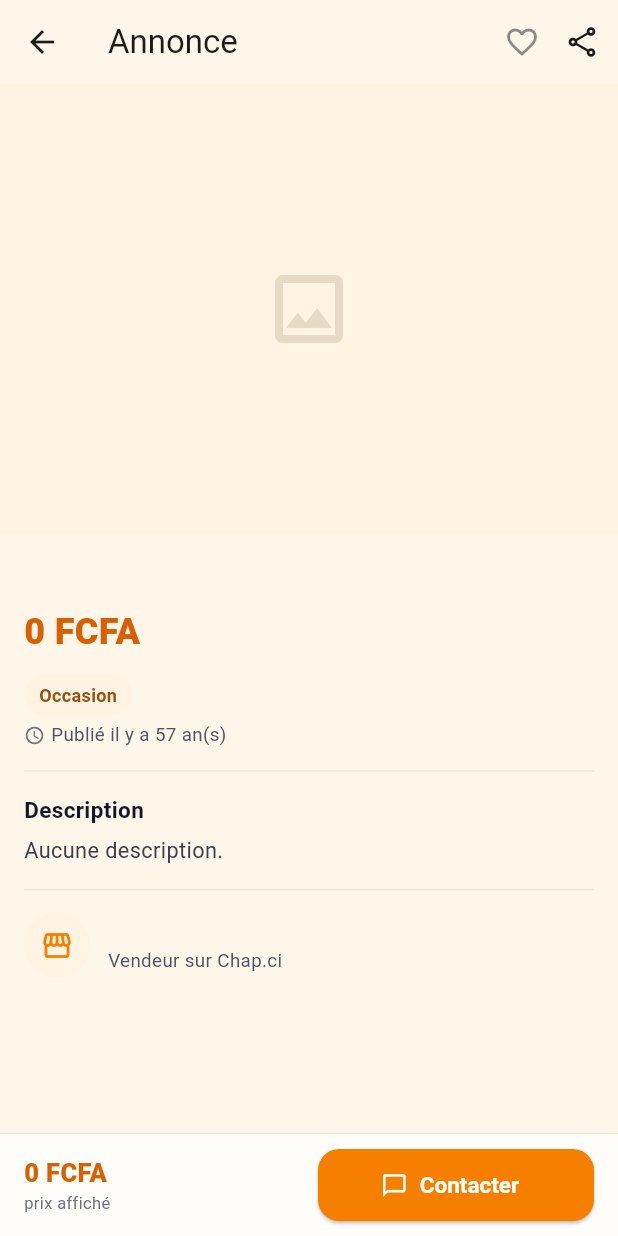
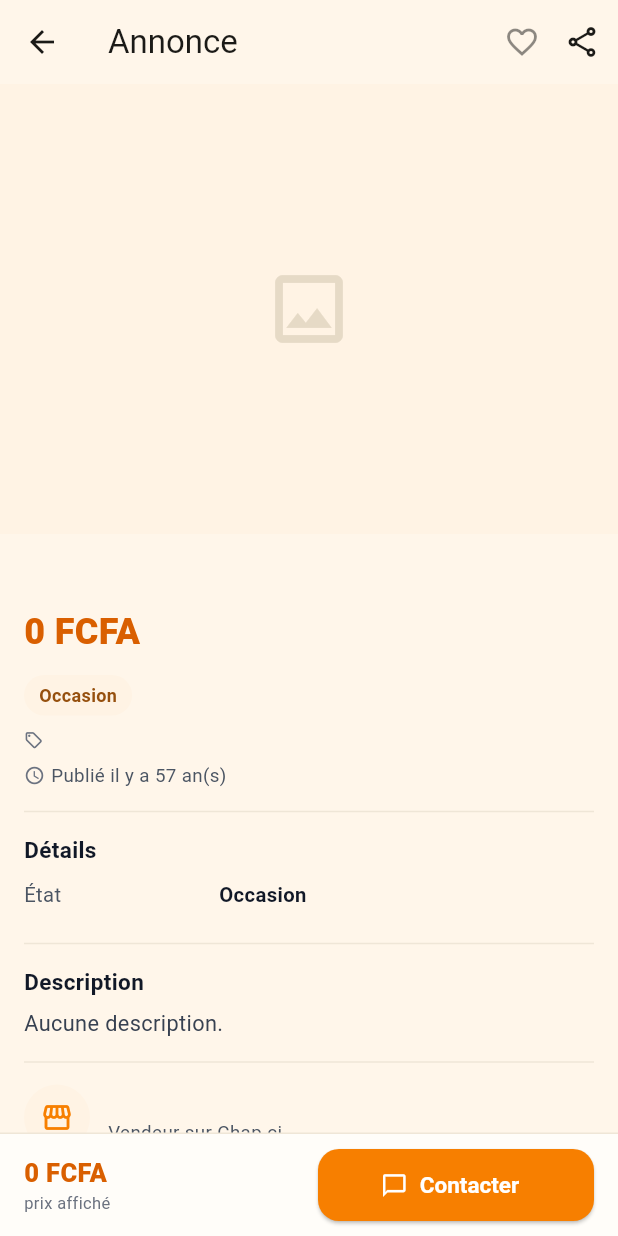
Before and after one commit to Williamszika/Chap.ci, a Flutter app: the ListingDetailScreen screen opened directly with empty values, on a phone screen of 412 x 824 dp. Run offline on Flutter 3.47's test engine with Material 3 defaults, Android fonts, the phone set to English and light mode, and no system bars; our stand-ins replace geolocator, image_picker, qr_flutter, share_plus, shared_preferences; accounts and stored records are empty; network calls fail.

Commit message:
Fiche d'annonce : afficher tout le détail, comme le site
Le Patron a comparé l'app au site : la fiche de l'app ne montrait que titre,
prix et description, alors que le site liste tous les attributs (État, Pour,
Taille, Marque, Livraison…). « Voir en grand », c'était ça.

- Le modèle Listing porte désormais `attributes` (les réponses du formulaire,
  déjà renvoyées par le serveur dans listing_out, mais ignorées jusqu'ici).
- La fiche gagne une section « Détails » construite comme sur le site
  (ListingDetail.tsx) : l'État d'abord, puis chaque champ du schéma qui a une
  réponse, étiqueté par son libellé (Pour, Marque, Pointures…), les éventuels
  champs restants d'anciens formulaires (hors variantes couleur), puis
  Livraison. Le schéma de la sous-catégorie donne les libellés — même source
  que le formulaire de publication.
- En prime : le fil d'Ariane « Catégorie · Sous-catégorie » et le nombre de
  vues, sous le prix.

Deux tests ajoutés : étiquetage par le schéma (Chaussures → Pour, Marque), et
le repli sûr pour un attribut hors schéma.

Co-Authored-By: Claude Opus 4.8 <noreply@anthropic.com>
Claude-Session: https://claude.ai/code/session_016afBC3axiNMzY6uoJrGgLp

```diff
--- a/flutter_app/lib/api/models.dart
+++ b/flutter_app/lib/api/models.dart
@@ -31,6 +31,11 @@ class Listing {
   final bool sold;
   final int views;
 
+  /// Les réponses du formulaire de publication, clé de champ → valeur (texte,
+  /// liste pour un choix multiple, booléen pour une bascule). Sert à afficher
+  /// le détail « État · Taille · Marque… » comme sur le site. Vide si absent.
+  final Map<String, dynamic> attributes;
+
   const Listing({
     required this.id,
     required this.title,
@@ -53,6 +58,7 @@ class Listing {
     this.hidden = false,
     this.sold = false,
     this.views = 0,
+    this.attributes = const {},
   });
 
   /// Le prix à afficher : le promo s'il est actif, sinon le prix normal.
@@ -92,6 +98,9 @@ class Listing {
       hidden: j['hidden'] == true,
       sold: j['sold'] == true,
       views: (j['views'] is num) ? (j['views'] as num).toInt() : 0,
+      attributes: (j['attributes'] is Map)
+          ? Map<String, dynamic>.from(j['attributes'] as Map)
+          : const {},
     );
   }
 
--- a/flutter_app/lib/screens/listing_detail_screen.dart
+++ b/flutter_app/lib/screens/listing_detail_screen.dart
@@ -3,6 +3,8 @@ import 'package:share_plus/share_plus.dart';
 import '../api/api_client.dart';
 import '../api/messaging.dart';
 import '../api/models.dart';
+import '../data/categories.dart';
+import '../data/formulaires/registre.dart';
 import '../format.dart';
 import '../theme.dart';
 import '../widgets/bouton_favori.dart';
@@ -84,7 +86,9 @@ class _ListingDetailScreenState extends State<ListingDetailScreen> {
                 _prix(a),
                 const SizedBox(height: 12),
                 _badges(a),
-                const SizedBox(height: 4),
+                const SizedBox(height: 8),
+                _filAriane(a),
+                const SizedBox(height: 6),
                 Row(
                   children: [
                     const Icon(Icons.schedule,
@@ -93,8 +97,18 @@ class _ListingDetailScreenState extends State<ListingDetailScreen> {
                     Text('Publié ${tempsEcoule(a.createdAt)}',
                         style: const TextStyle(
                             fontSize: 12.5, color: ChapColors.gray600)),
+                    if (a.views > 0) ...[
+                      const SizedBox(width: 12),
+                      const Icon(Icons.visibility_outlined,
+                          size: 14, color: ChapColors.gray500),
+                      const SizedBox(width: 4),
+                      Text('${a.views} ${a.views == 1 ? 'vue' : 'vues'}',
+                          style: const TextStyle(
+                              fontSize: 12.5, color: ChapColors.gray600)),
+                    ],
                   ],
                 ),
+                _detailsSection(a),
                 const Divider(height: 30, color: ChapColors.line),
                 const Text('Description',
                     style: TextStyle(
@@ -247,6 +261,125 @@ class _ListingDetailScreenState extends State<ListingDetailScreen> {
           puce('🚚 Livraison', const Color(0xFFE6F6EE), ChapColors.greenDark),
       ],
     );
+  }
+
+  Widget _filAriane(Listing a) {
+    final cat = nomCategorie(a.categoryId);
+    final sous = a.subcategory;
+    final texte = (sous != null && sous.isNotEmpty) ? '$cat · $sous' : cat;
+    return Row(
+      children: [
+        const Icon(Icons.local_offer_outlined,
+            size: 13, color: ChapColors.gray500),
+        const SizedBox(width: 5),
+        Flexible(
+          child: Text(texte,
+              overflow: TextOverflow.ellipsis,
+              style:
+                  const TextStyle(fontSize: 12.5, color: ChapColors.gray600)),
+        ),
+      ],
+    );
+  }
+
+  /// La section « Détails » — État, les réponses du formulaire (Taille, Marque,
+  /// Pour…) étiquetées par le schéma, puis Livraison. Même contenu que la fiche
+  /// du site. Rien si l'annonce n'a aucun détail à montrer.
+  Widget _detailsSection(Listing a) {
+    final items = _details(a);
+    if (items.isEmpty) return const SizedBox.shrink();
+    return Column(
+      crossAxisAlignment: CrossAxisAlignment.start,
+      children: [
+        const Divider(height: 30, color: ChapColors.line),
+        const Text('Détails',
+            style: TextStyle(
+                fontSize: 15,
+                fontWeight: FontWeight.bold,
+                color: ChapColors.gray900)),
+        const SizedBox(height: 10),
+        for (final it in items)
+          Padding(
+            padding: const EdgeInsets.only(bottom: 8),
+            child: Row(
+              crossAxisAlignment: CrossAxisAlignment.start,
+              children: [
+                SizedBox(
+                  width: 120,
+                  child: Text(it.$1,
+                      style: const TextStyle(
+                          fontSize: 13.5, color: ChapColors.gray600)),
+                ),
+                const SizedBox(width: 10),
+                Expanded(
+                  child: Text(it.$2,
+                      style: const TextStyle(
+                          fontSize: 13.5,
+                          fontWeight: FontWeight.w600,
+                          color: ChapColors.gray900)),
+                ),
+              ],
+            ),
+          ),
+      ],
+    );
+  }
+
+  /// Construit la liste « libellé → valeur » comme le site : État d'abord, puis
+  /// les champs du schéma qui ont une réponse, les éventuels champs restants
+  /// (anciens formulaires) hors variantes couleur, et enfin Livraison.
+  List<(String, String)> _details(Listing a) {
+    final items = <(String, String)>[];
+    final schema = schemaPour(a.categoryId, a.subcategory);
+
+    if (schema == null || schema.etat != false) {
+      items.add(('État', a.condition == 'neuf' ? 'Neuf' : 'Occasion'));
+    }
+
+    String? fmt(dynamic v) {
+      if (v == null) return null;
+      if (v is List) {
+        final s = v
+            .map((e) => e.toString().trim())
+            .where((e) => e.isNotEmpty)
+            .join(', ');
+        return s.isEmpty ? null : s;
+      }
+      if (v is bool) return v ? 'Oui' : 'Non';
+      final s = v.toString().trim();
+      return s.isEmpty ? null : s;
+    }
+
+    final vus = <String>{};
+    if (schema != null) {
+      for (final champ in schema.champs) {
+        final v = fmt(a.attributes[champ.cle]);
+        if (v == null) continue;
+        items.add((champ.libelle, v));
+        vus.add(champ.cle);
+      }
+    }
+
+    // Champs restants (sous-catégorie non portée, anciens formulaires), hors
+    // variantes couleur (`var_…`) et clés internes.
+    const internes = {'docs', 'couleurs', 'lat', 'lng', 'region_id', 'city_id'};
+    for (final e in a.attributes.entries) {
+      if (vus.contains(e.key) ||
+          e.key.startsWith('var_') ||
+          internes.contains(e.key)) {
+        continue;
+      }
+      final v = fmt(e.value);
+      if (v == null) continue;
+      final k = e.key;
+      items.add(
+          (k.isEmpty ? k : '${k[0].toUpperCase()}${k.substring(1)}', v));
+    }
+
+    if (schema?.livraison == true) {
+      items.add(('Livraison', a.delivery ? 'Possible' : 'Sur place'));
+    }
+    return items;
   }
 
   Widget _vendeur(Listing a) {
```
Also changed, not shown: 1 other file.
